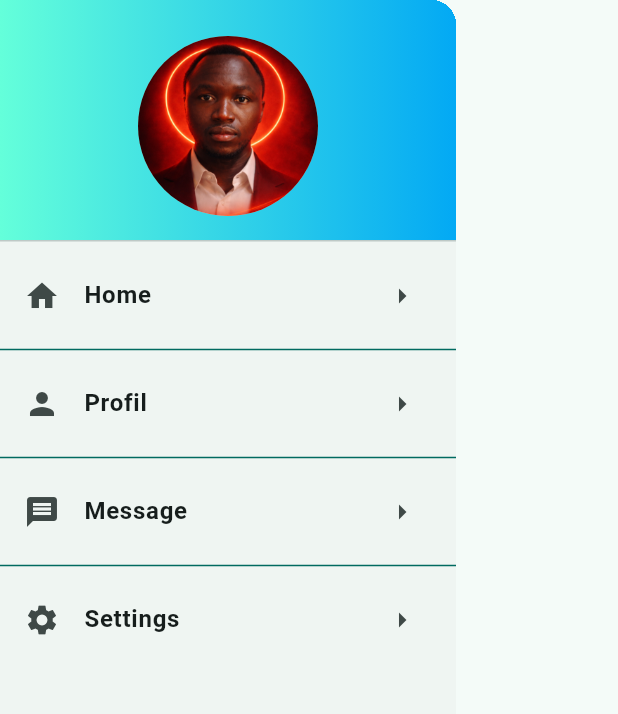
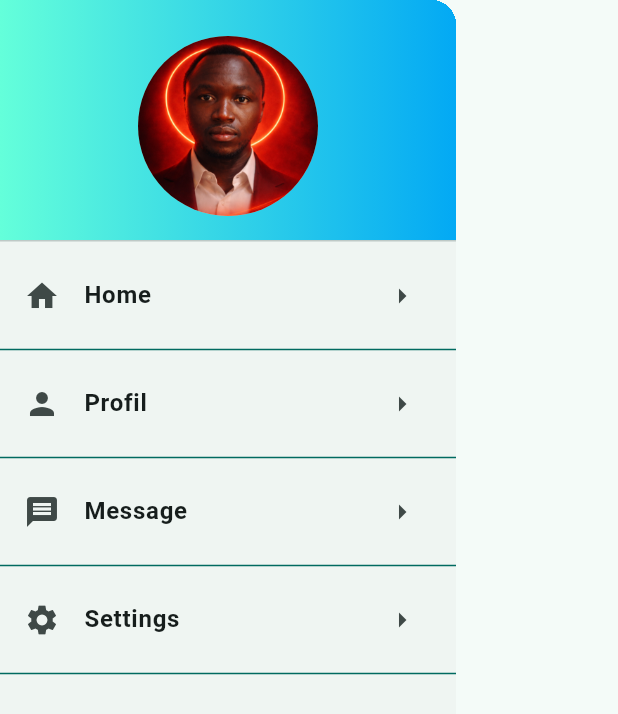
Before and after one commit to betel-espoir10/Camera_Gallery_Flutter, a Flutter app: the DrawerHeaderMain widget shown alone on an empty page, opened directly, on a phone screen of 412 x 824 dp. Shown: the top 714 px of the screen. Run offline on Flutter 3.47's test engine with Material 3 defaults, Android fonts, the phone set to English and light mode, and no system bars; our stand-ins replace image_picker.

```diff
--- a/lib/drawer.dart
+++ b/lib/drawer.dart
@@ -1,4 +1,3 @@
-import 'package:camera_gallery/main.dart';
 import 'package:flutter/material.dart';
 
 class DrawerHeaderMain extends StatelessWidget {
@@ -73,6 +72,7 @@ class DrawerHeaderMain extends StatelessWidget {
               Navigator.pushNamed(context, "/settings");
             },
           ),
+          Divider(color: Theme.of(context).primaryColor),
         ],
       ),
     );
```
Also changed, not shown: pubspec.yaml (+8 -0 lines).
